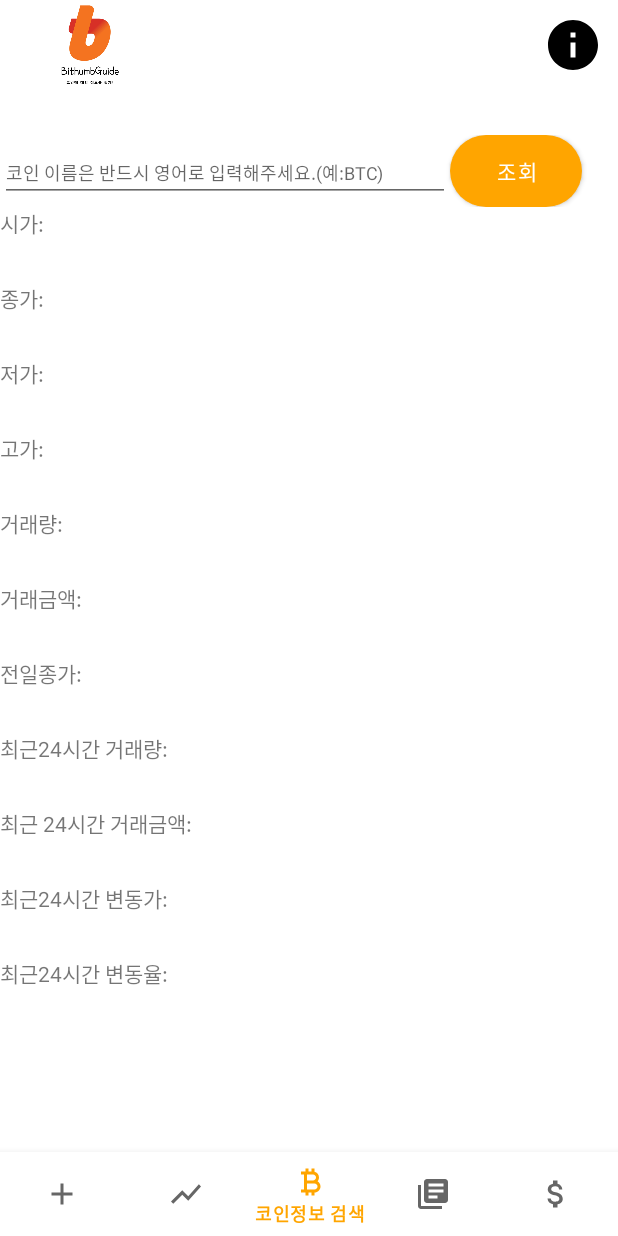
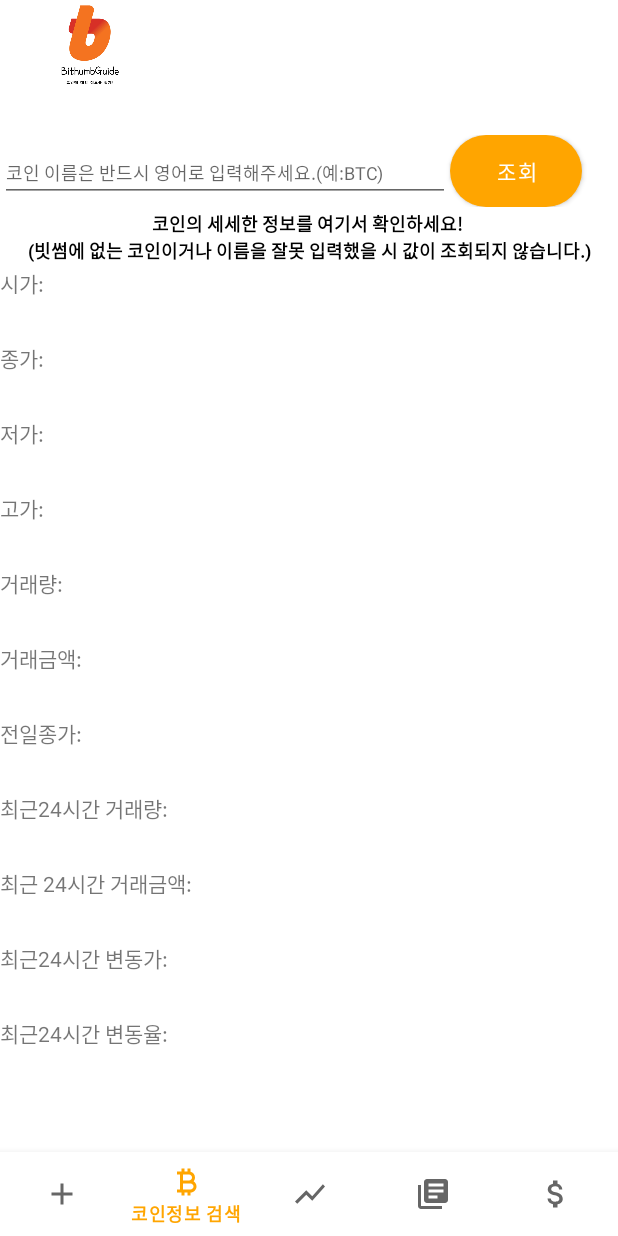
Before and after one commit to guraudrk/BithumbGuide, an Android app: the CoinInfoSeeFragment screen opened through its navigation route, on a phone screen of 412 x 824 dp. Run offline under Robolectric (Android 15) with nearby library versions, the phone set to English and light mode, and no system bars; our stand-ins replace Room's generated code, Timber, Volley, navigation-ui; network calls fail; 1 statement that could not run was skipped.

Commit message:
20230302-16:05

```diff
--- a/app/src/main/java/com/view/adapter/SelectRVAdapter.kt
+++ b/app/src/main/java/com/view/adapter/SelectRVAdapter.kt
@@ -25,7 +25,7 @@ class SelectRVAdapter(val context : Context, val coinPriceList : List<CurrentPri
             val likeImage : ImageView = view.findViewById(R.id.likeBtn)
 
             //코인 가격의 변동률을 보여준다.
-            val pricechange : TextView = view.findViewById(R.id.updownnumber)
+            val pricechange : TextView = view.findViewById(R.id.PriceUpDown)
         }
 
 
--- a/app/src/main/java/com/view/adapter/TradeHistoryRVAdpater.kt
+++ b/app/src/main/java/com/view/adapter/TradeHistoryRVAdpater.kt
@@ -49,7 +49,7 @@ class TradeHistoryRVAdpater(val context : Context, val coinPriceList : List<Rece
         val buyorsell = coinPriceList[position].type
 
         if(buyorsell=="bid"){
-            //매수일 때
+            //매수일 때 빨간색으로
             holder.background.setCardBackgroundColor(Color.parseColor("#ed2e11"))
         }
         else{
--- a/app/src/main/java/com/view/main/CoinListFragment.kt
+++ b/app/src/main/java/com/view/main/CoinListFragment.kt
@@ -76,9 +76,10 @@ class CoinListFragment : Fragment() {
                     unselectedList.add(item)
                 }
             }
+            setSelectedListRV()
         })
 
-        setSelectedListRV()
+
 
     }
 
--- a/app/src/main/java/com/view/main/MainActivity.kt
+++ b/app/src/main/java/com/view/main/MainActivity.kt
@@ -33,11 +33,11 @@ class MainActivity : AppCompatActivity() {
 
 
 
-        //설정 버튼을 누르면 설정 버튼으로 이동한다.
-        binding.setting.setOnClickListener{
-            val intent = Intent(this, SettingActivity::class.java)
-            startActivity(intent)
-        }
+//        //설정 버튼을 누르면 설정 버튼으로 이동한다.
+//        binding.setting.setOnClickListener{
+//            val intent = Intent(this, SettingActivity::class.java)
+//            startActivity(intent)
+//        }
 
 
 
--- a/app/src/main/res/layout/activity_main.xml
+++ b/app/src/main/res/layout/activity_main.xml
@@ -18,14 +18,7 @@
         app:layout_constraintStart_toStartOf="parent"
         app:layout_constraintTop_toTopOf="parent" />
 
-    <ImageView
-        android:id="@+id/setting"
-        android:layout_width="60dp"
-        android:layout_height="60dp"
-        android:src="@drawable/baseline_info_24"
-        android:padding="10dp"
-        app:layout_constraintEnd_toEndOf="parent"
-        app:layout_constraintTop_toTopOf="parent"/>
+
 
     <fragment
         android:id="@+id/fragmentContainerView1"
--- a/app/src/main/res/layout/fragment_coin_info_see.xml
+++ b/app/src/main/res/layout/fragment_coin_info_see.xml
@@ -4,6 +4,7 @@
     xmlns:tools="http://schemas.android.com/tools"
     android:layout_width="match_parent"
     android:layout_height="match_parent"
+    xmlns:app="http://schemas.android.com/apk/res-auto"
     android:orientation="vertical"
     tools:context="com.view.main.setting.CoinInfoSeeFragment">
 
@@ -32,7 +33,25 @@
             android:text="조회"
             />
     </LinearLayout>
+    <androidx.constraintlayout.widget.ConstraintLayout
+        android:layout_width="match_parent"
+        android:layout_height="40dp">
 
+        <TextView
+            android:textSize="12dp"
+            android:textStyle="bold"
+            android:textColor="#000000"
+            android:gravity="center"
+            android:id="@+id/textView3"
+            android:layout_width="wrap_content"
+            android:layout_height="0dp"
+            android:layout_weight="1"
+            android:text="코인의 세세한 정보를 여기서 확인하세요! \n(빗썸에 없는 코인이거나 이름을 잘못 입력했을 시 값이 조회되지 않습니다.)"
+            app:layout_constraintBottom_toBottomOf="parent"
+            app:layout_constraintEnd_toEndOf="parent"
+            app:layout_constraintStart_toStartOf="parent"
+            app:layout_constraintTop_toTopOf="parent" />
+    </androidx.constraintlayout.widget.ConstraintLayout>
     <LinearLayout
 
         android:layout_width="match_parent"
--- a/app/src/main/res/layout/fragment_trade_history.xml
+++ b/app/src/main/res/layout/fragment_trade_history.xml
@@ -35,7 +35,7 @@
 
     <androidx.constraintlayout.widget.ConstraintLayout
         android:layout_width="match_parent"
-        android:layout_height="40dp">
+        android:layout_height="60dp">
 
         <TextView
             android:textStyle="bold"
@@ -45,7 +45,7 @@
             android:layout_width="wrap_content"
             android:layout_height="0dp"
             android:layout_weight="1"
-            android:text="순서대로 체결 시간/개수/평균가/총 가격을 나타냅니다.\n 배경색이 파란색이면 매도,빨간색이면 매수입니다."
+            android:text="순서대로 체결 시간/개수/평균가/총 가격을 나타냅니다.\n 배경색이 파란색이면 매도,빨간색이면 매수입니다.\n(이름이 틀리거나 빗썸에 없는 코인이면 리스트가 뜨지 않습니다.)"
             app:layout_constraintBottom_toBottomOf="parent"
             app:layout_constraintEnd_toEndOf="parent"
             app:layout_constraintStart_toStartOf="parent"
--- a/app/src/main/res/menu/bottom_nav_menu.xml
+++ b/app/src/main/res/menu/bottom_nav_menu.xml
@@ -7,17 +7,17 @@
         android:title="즐겨찾기추가"
         android:icon="@drawable/ic_baseline_add_24"
         />
-
+    <item
+        android:id="@+id/coinInfoSeeFragment"
+        android:title="코인정보 검색"
+        android:icon="@drawable/baseline_currency_bitcoin_24"
+        />
     <item
        android:id="@+id/priceChangeFragment"
         android:title="스캘핑가이드"
         android:icon="@drawable/baseline_show_chart_24"
         />
-    <item
-        android:id="@+id/coinInfoSeeFragment"
-        android:title="코인정보 검색"
-        android:icon="@drawable/baseline_currency_bitcoin_24"
-        />
+
     <item
         android:id="@+id/tradeHistoryFragment"
         android:title="체결내역 검색"
```
Also changed, not shown: app/src/main/res/layout/fragment_coin_list.xml (+17 -9 lines), app/src/main/res/layout/fragment_price_change.xml (+8 -8 lines), app/src/main/res/layout/intro_coin_item.xml (+13 -11 lines), app/src/main/res/layout/trade_history_item.xml (+7 -0 lines), app/src/main/res/drawable/add.png (added), app/src/main/res/drawable/delete.png (added).
